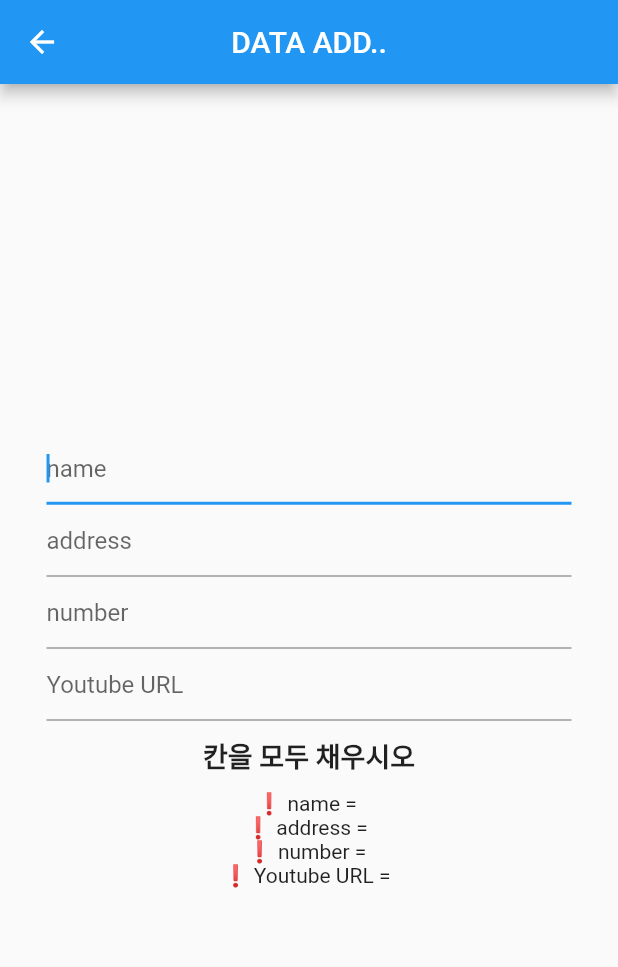
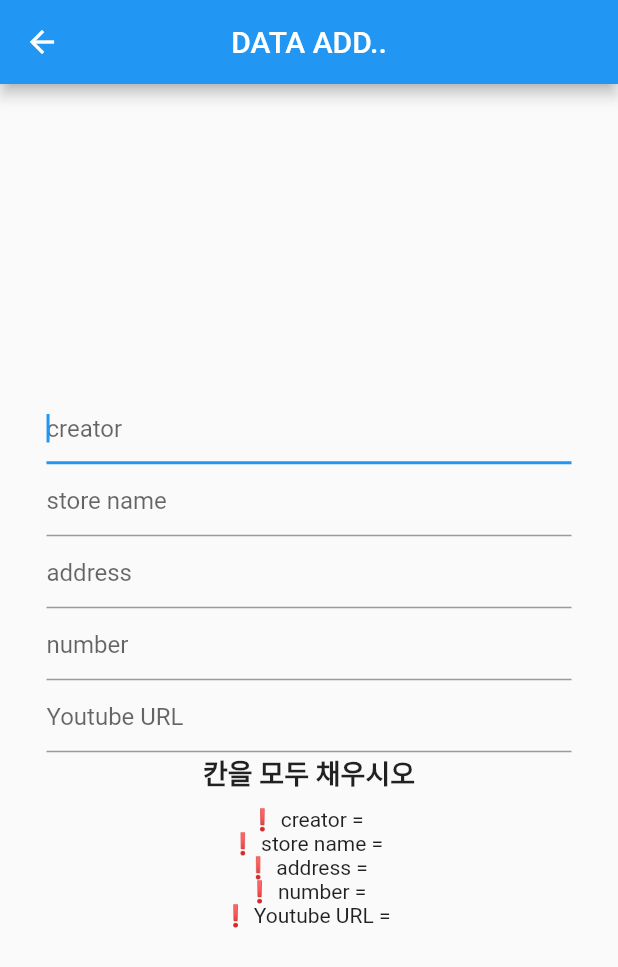
Before and after one commit to coqoa/map, a Flutter app: the DataAdd screen opened directly, on a phone screen of 412 x 824 dp. Shown: the top 967 px of the screen. Run offline on Flutter 3.47's test engine with Material 2 defaults, Android fonts, the phone set to English and light mode, and no system bars; our stand-ins replace cloud_firestore, dio, firebase_core, get; missing offline and left inert: naver_map_plugin; accounts and stored records are empty; network calls fail.

Commit message:
doc을 add 하도록 구성

```diff
--- a/lib/screens/data_add.dart
+++ b/lib/screens/data_add.dart
@@ -12,15 +12,16 @@ class DataAdd extends StatefulWidget {
 }
 
 class _DataAddState extends State<DataAdd> {
-  late final creator = FirebaseFirestore.instance.collection('YummyMaps').doc('Creator');
+  // late final creator = FirebaseFirestore.instance.collection('YummyMaps');
 
+  String creator = '';
   String name = '';
   String address = '';
   String number = '';
   String youtubeUrl = '';
 
-  void setDB(String name, String address, String number, String youtubeUrl){
-    creator.set({
+  void setDB(String creator, String name, String address, String number, String youtubeUrl){
+    FirebaseFirestore.instance.collection(creator).doc(creator).set({
       'name' : name,
       'address' : address,
       'number' : number,
@@ -45,7 +46,15 @@ class _DataAddState extends State<DataAdd> {
               TextFormField(
                 autofocus: true,
                 autocorrect: false,
-                decoration: const InputDecoration(hintText: 'name'),
+                decoration: const InputDecoration(hintText: 'creator'),
+                onChanged: (e){
+                  setState(() {
+                    creator = e;
+                  });
+                },
+              ),
+              TextFormField(
+                decoration: const InputDecoration(hintText: 'store name'),
                 onChanged: (e){
                   setState(() {
                     name = e;
@@ -77,25 +86,28 @@ class _DataAddState extends State<DataAdd> {
                 },
                 // 마지막 항목이어야 함
                 onEditingComplete: (){
-                  if(name.isNotEmpty
+                  if(creator.isNotEmpty
+                  &&name.isNotEmpty
                     && address.isNotEmpty
                     && number.isNotEmpty
                     && youtubeUrl.isNotEmpty
                   ) {
                     log('name = $name / address = $address / number = $number / youtubeUrl = $youtubeUrl');
-                    setDB(name, address, number, youtubeUrl);
+                    setDB(creator, name, address, number, youtubeUrl);
                   }
+                  name ='';
                 },
               ),
-              if(name.isEmpty
+              if(creator.isEmpty
+                  ||name.isEmpty
                   || address.isEmpty
                   || number.isEmpty
                   || youtubeUrl.isEmpty
-              )
+              )Text('칸을 모두 채우시오', style: TextStyle(fontSize: 18, fontWeight: FontWeight.bold),),
+
               const SizedBox(height: 10),
-              const Text('칸을 모두 채우시오', style: TextStyle(fontSize: 18, fontWeight: FontWeight.bold),),
-              const SizedBox(height: 10),
-              Text('${name.isEmpty?'❗':'✅'} name = $name'),
+              Text('${creator.isEmpty?'❗':'✅'} creator = $creator'),
+              Text('${name.isEmpty?'❗':'✅'} store name = $name'),
               Text('${address.isEmpty?'❗':'✅'} address = $address'),
               Text('${number.isEmpty?'❗':'✅'} number = $number'),
               Text('${youtubeUrl.isEmpty?'❗':'✅'} Youtube URL = $youtubeUrl'),
```
